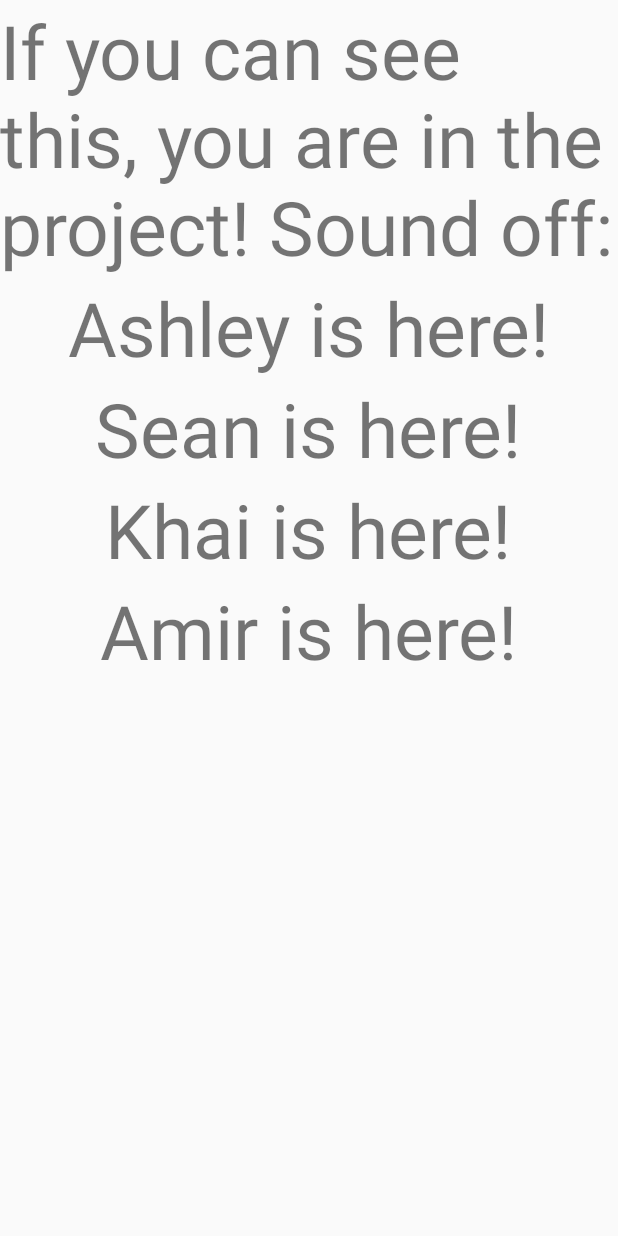
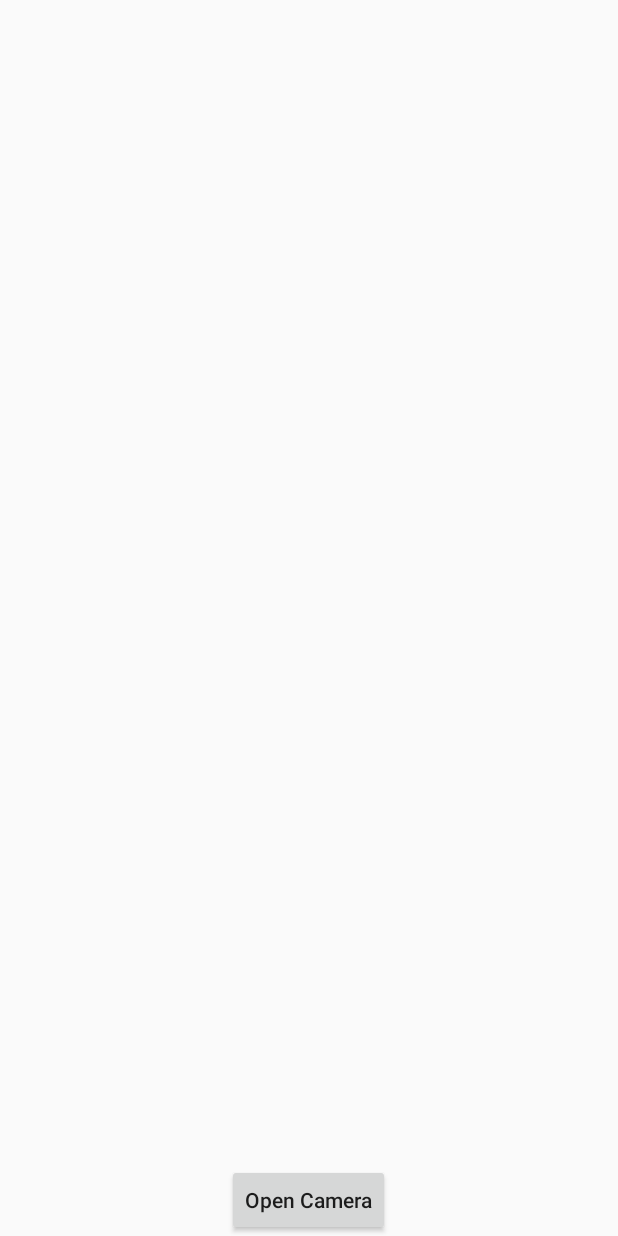
Before and after one commit to lacoite/Operation_iSpy, an Android app: the layout activity_main.xml on its own in the app's theme, with its tools: preview values and no code run, on a phone screen of 412 x 824 dp. Run offline under Robolectric (Android 15) with nearby library versions, the phone set to English and light mode, and no system bars.

Commit message:
Camera Test Prototype

```diff
--- a/app/src/main/res/layout/activity_main.xml
+++ b/app/src/main/res/layout/activity_main.xml
@@ -7,38 +7,22 @@
     android:orientation="vertical"
     tools:context=".MainActivity">
 
-    <TextView
+    <ImageView
+        android:layout_width="match_parent"
+        android:layout_height="0dp"
+        android:id="@+id/imageView"
+        android:layout_weight="1"
+        />
+
+    <Button
         android:layout_width="wrap_content"
         android:layout_height="wrap_content"
+        android:id="@+id/camButton"
+        android:textAllCaps="false"
+        android:text="Open Camera"
         android:layout_gravity="center"
-        android:text="If you can see this, you are in the project! Sound off:"
-        android:textSize="50dp" />
+        />
 
-    <TextView
-        android:layout_width="wrap_content"
-        android:layout_height="wrap_content"
-        android:layout_gravity="center"
-        android:text="Ashley is here!"
-        android:textSize="50dp" />
 
-    <TextView
-        android:layout_width="wrap_content"
-        android:layout_height="wrap_content"
-        android:layout_gravity="center"
-        android:text="Sean is here!"
-        android:textSize="50dp" />
 
-    <TextView
-        android:layout_width="wrap_content"
-        android:layout_height="wrap_content"
-        android:layout_gravity="center"
-        android:text="Khai is here!"
-        android:textSize="50dp" />
-
-    <TextView
-        android:layout_width="wrap_content"
-        android:layout_height="wrap_content"
-        android:layout_gravity="center"
-        android:text="Amir is here!"
-        android:textSize="50dp" />
 </LinearLayout>
```
Also changed, not shown: app/src/main/AndroidManifest.xml (+8 -1 lines), app/src/main/java/edu/floridapoly/sse/operationispy/MainActivity.java (+63 -1 lines).
